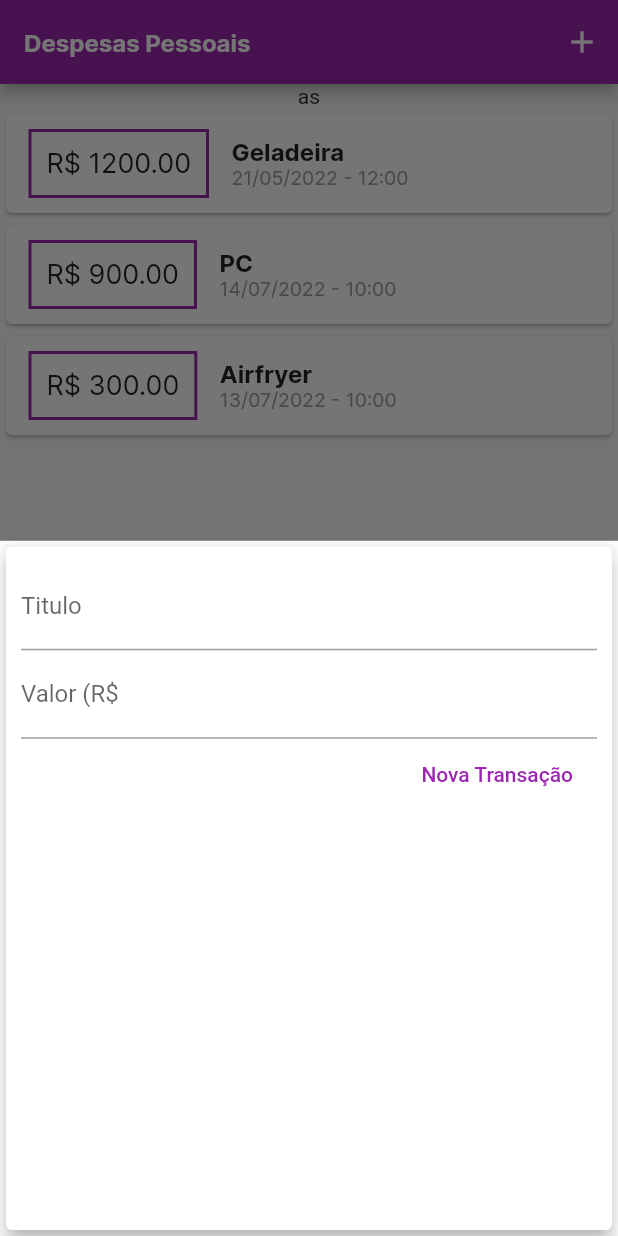
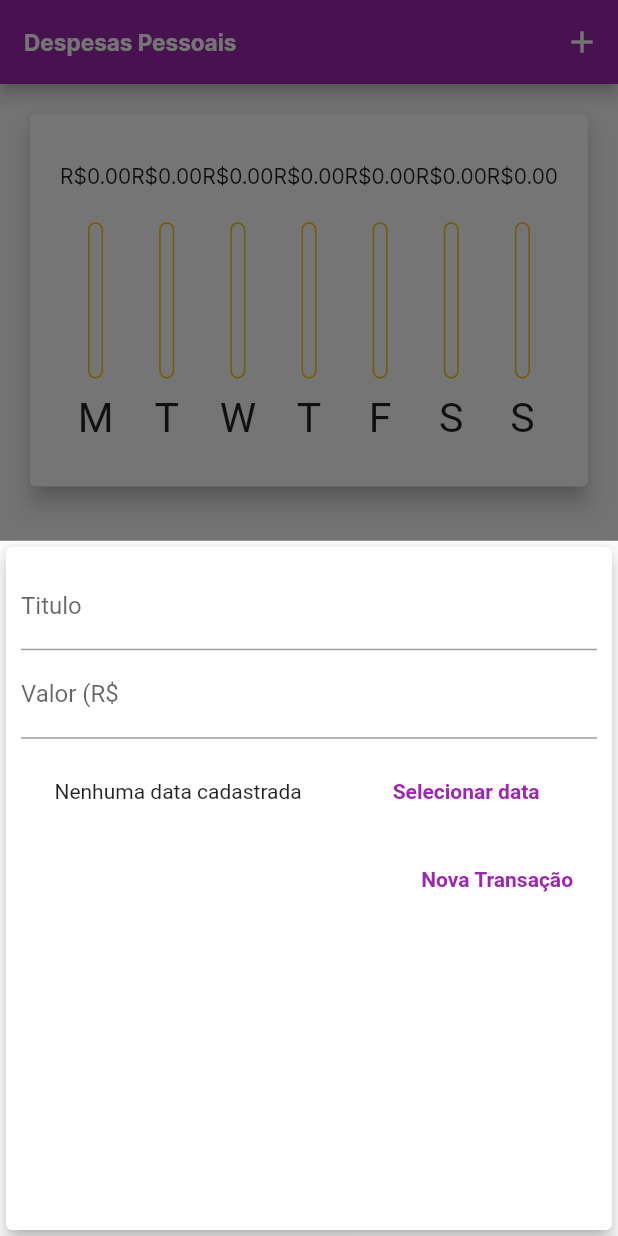
Before and after one commit to JulianoTeodoro/despesas-pessoais-flutter, a Flutter app: the screen it shows after launch, after a tap on the "add" icon, on a phone screen of 412 x 824 dp. Run offline on Flutter 3.47's test engine with Material 2 defaults, Android fonts, the phone set to English and light mode, and no system bars; missing offline and left inert: dart:ffi.

```diff
--- /dev/null
+++ b/lib/components/chart_bar.dart
@@ -0,0 +1,72 @@
+import 'package:flutter/cupertino.dart';
+import 'package:flutter/material.dart';
+
+class ChartBar extends StatelessWidget {
+
+  final String label;
+  final double value;
+  final double porcentage;
+
+  ChartBar({this.label = '', this.value = 0.0, this.porcentage = 0.0});
+
+  @override
+  Widget build(BuildContext context) {
+    return LayoutBuilder(
+      builder: (ctx, constraints) {
+        return Column(
+                children: <Widget>[
+                  Container(
+                    height: constraints.maxHeight * 0.2,
+                    child: FittedBox(
+                      child: Text('R\$${value.toStringAsFixed(2)}',
+                      style: TextStyle(
+                        fontFamily: 'Inter',
+                        fontWeight: FontWeight.normal,
+                        )
+                      ),
+                    ),
+                  ),
+                  SizedBox(height: constraints.maxHeight * 0.05),
+                  Container(
+                    height: constraints.maxHeight * 0.5,
+                    width: 10,
+                    child: Stack(
+                      alignment: Alignment.bottomCenter,
+                      children: <Widget>[
+                        Container(
+                          decoration: BoxDecoration(
+                            border: Border.all(
+                              color: Theme.of(context).accentColor,
+                              width: 1.0
+                            ),
+                            color: Color.fromRGBO(200, 220, 200, 0),
+                            borderRadius: BorderRadius.circular(5)
+                          )
+                        ),
+                        FractionallySizedBox(
+                          heightFactor: porcentage,
+                          child: Container(
+                            decoration: BoxDecoration(
+                                color: Theme.of(context).primaryColor,
+                                borderRadius: BorderRadius.circular(5)
+                              )
+                            ),
+                          ),
+                      ]
+                    ),
+                  ),
+                  SizedBox(height: constraints.maxHeight * 0.05),
+                  Container(
+                    height: constraints.maxHeight * 0.15,
+                    child: FittedBox(
+                      child: Text(label)
+
+                      ,)
+                  )
+
+                ],
+              );
+
+      });
+  }
+}
--- a/lib/components/transaction_chart.dart
+++ b/lib/components/transaction_chart.dart
@@ -1,12 +1,14 @@
 import 'package:flutter/cupertino.dart';
+import 'package:flutter/material.dart';
 import 'package:intl/intl.dart';
+import '../components/chart_bar.dart';
 import '../models/transaction.dart';
 
-class Chart extends StatelessWidget {
+class TransactionChart extends StatelessWidget {
 
   final List<Transaction> recentTransaction;
 
-  Chart(this.recentTransaction);
+  TransactionChart(this.recentTransaction);
 
   List<Map<String, Object>> get groupedTransactions {
     return List.generate(7, (index) {
@@ -29,11 +31,32 @@ class Chart extends StatelessWidget {
         'day' : DateFormat.E().format(weekDay)[0],
         'value': totalSum
       };
+    }).reversed.toList();
+  }
+  double get _chartPercentage {
+    return groupedTransactions.fold(0, (acc, tr) {
+      return acc + (tr['value'] as double);
     });
   }
 
+
   Widget build(BuildContext context) {
-    return Text('as');
+    groupedTransactions;
+    return Card(
+      elevation: 6,
+      margin: EdgeInsets.all(20),
+      child: Padding(
+        padding: EdgeInsets.all(20),
+        child: Row(
+        children: groupedTransactions.map((tr) {
+          return Flexible(
+            fit: FlexFit.tight,
+            child: ChartBar(label: tr['day'].toString(), value: tr['value'] as double, porcentage: _chartPercentage == 0 ? 0 : (tr['value'] as double) / _chartPercentage ),
+          );
+        }).toList(),
+      ),
+      )
+    );
   }
 
 }
--- a/lib/components/transaction_form.dart
+++ b/lib/components/transaction_form.dart
@@ -2,10 +2,11 @@ import 'dart:ffi';
 
 import 'package:flutter/cupertino.dart';
 import 'package:flutter/material.dart';
+import 'package:intl/intl.dart';
 
 class TransactionForm extends StatefulWidget {
 
-    final void Function(String, double) onSubmit;
+    final void Function(String, double, DateTime) onSubmit;
     TransactionForm(this.onSubmit);
 
     @override
@@ -14,19 +15,38 @@ class TransactionForm extends StatefulWidget {
 
 class TransactionFormState extends State<TransactionForm> {
 
-  final titleController = TextEditingController();
-  final valueController = TextEditingController();
+  final _titleController = TextEditingController();
+  final _valueController = TextEditingController();
+  var _selectedDate;
 
- /* _submitForm () {
-    final title = titleController.text;
-    final value = double.tryParse(valueController.text) ?? 0.0;
+   _submitForm () {
+    final title = _titleController.text;
+    final value = double.tryParse(_valueController.text) ?? 0.0;
 
-    if (title.isEmpty || value < 0) {
+    if (title.isEmpty || value < 0 || _selectedDate == null) {
       return;
     }
 
-    widget.onSubmit(title, value);
-  }*/
+    widget.onSubmit(title, value, _selectedDate);
+  }
+
+
+  _showDatePicker() {
+    showDatePicker(
+      context: context,
+      initialDate: DateTime.now(),
+      firstDate: DateTime(2020),
+      lastDate: DateTime.now()
+    ).then((value) {
+      if(value == null) {
+        return;
+      }
+
+      _selectedDate = value;
+
+    });
+  }
+
 
   @override
   Widget build(BuildContext context) {
@@ -37,31 +57,53 @@ class TransactionFormState extends State<TransactionForm> {
         child: Column(
           children: <Widget>[
             TextField(
-              controller: titleController,
+              controller: _titleController,
               //onSubmitted: (_) => _submitForm(),
               decoration: const InputDecoration(
                 labelText: 'Titulo'
               ),
             ),
             TextField(
-              controller: valueController,
+              controller: _valueController,
               keyboardType: TextInputType.numberWithOptions(decimal: true),
               //onSubmitted: (_) => _submitForm(),
               decoration: const InputDecoration(
                 labelText: 'Valor (R\$'
               ),
             ),
+            Container(
+              height: 70,
+              child: Row(
+              mainAxisAlignment: MainAxisAlignment.spaceAround,
+              children: <Widget>[
+                Text(
+                  _selectedDate == null ? 'Nenhuma data cadastrada' : '${DateFormat('dd/MM/yyyy').format(_selectedDate)}'
+                ),
+                FlatButton(
+                  textColor: Theme.of(context).primaryColor,
+                  onPressed: _showDatePicker,
+                  child: Text(
+                    'Selecionar data',
+                    style: TextStyle(
+                      fontWeight: FontWeight.bold
+                    ),
+                    )
+                  )
+              ]
+            ),
+            ),
             Row(
               mainAxisAlignment: MainAxisAlignment.end,
               children: <Widget>[
                 FlatButton(
-                  onPressed: () {
-                      final title = titleController.text;
-                      final value = double.tryParse(valueController.text) ?? 0.0;
+                  onPressed: _submitForm,
+                  /*() {
+                      final title = _titleController.text;
+                      final value = double.tryParse(_valueController.text) ?? 0.0;
 
-                      widget.onSubmit(title, value);
+                      widget.onSubmit(title, value, _selectedDate);
 
-                  },
+                  }*/
                   child: const Text(
                     'Nova Transação',
                     style: TextStyle(color: Colors.purple),
--- a/lib/main.dart
+++ b/lib/main.dart
@@ -24,6 +24,10 @@ class PerguntaApp extends StatelessWidget {
             fontFamily: 'Inter',
             fontWeight: FontWeight.normal,
             fontSize: 18
+          ),
+          button: TextStyle(
+            color: Colors.white,
+            fontWeight: FontWeight.bold
           )
         ),
         appBarTheme: AppBarTheme(
@@ -46,19 +50,14 @@ class MyHomePage extends StatefulWidget {
 
 class _MyHomePageState extends State<MyHomePage> {
 
-  List<Transaction> transactions = [
-    Transaction(id: 't1', title: 'Geladeira', value: 1200.00, data: DateTime.parse('2022-05-21 12:12')),
-    Transaction(id: 't2', title: 'PC', value: 900.00, data: DateTime.now().subtract(Duration(days: 3))),
-    Transaction(id: 't3', title: 'Airfryer', value: 300.00, data: DateTime.now().subtract(Duration(days: 4))),
-  ];
+  final List<Transaction> transactions = [];
 
-
-  _addTransaction (String title, double value) {
+  _addTransaction (String title, double value, DateTime date) {
     final newTransaction = Transaction(
       id: Random().nextDouble().toString(),
       title: title,
       value: value,
-      data: DateTime.now()
+      data: date
       );
     setState(() {
       transactions.add(newTransaction);
@@ -85,27 +84,49 @@ class _MyHomePageState extends State<MyHomePage> {
     );
   }
 
+  _removeTransaction(String id) {
+    setState(() {
+        transactions.removeWhere((tr) => tr.id == id);
+    });
+  }
 
   @override
   Widget build(BuildContext context) {
-    return Scaffold(
-        appBar: AppBar(
-          title: Text('Despesas Pessoais'),
+
+    final appBar = AppBar(
+          title: Text('Despesas Pessoais',
+          style: TextStyle(
+            fontSize: 15 * MediaQuery.of(context).textScaleFactor
+          )
+          ),
           actions: <Widget>[
             IconButton(
               icon: Icon(Icons.add),
               onPressed: () => openTransactionModal(context)
             )
           ],
-        ),
+        );
+    final avaliableHeight = MediaQuery.of(context).size.height
+    - appBar.preferredSize.height;
+
+
+    return Scaffold(
+        appBar: appBar,
         body: SingleChildScrollView(
           child: Column(
           crossAxisAlignment: CrossAxisAlignment.stretch,
           children: <Widget>[
             Column(
               children: <Widget>[
-                Chart(_recentTransactions),
-                TransactionList(transactions),
+                Container(
+                  height: MediaQuery.of(context).size.height * 0.35,
+                  child: TransactionChart(_recentTransactions),
+                ),
+                Container(
+                  height: avaliableHeight * 0.65,
+                  child: TransactionList(transactions, _removeTransaction),
+                )
+
               ],
             )
           ],
```
Also changed, not shown: lib/components/transaction_list.dart (+50 -9 lines).
